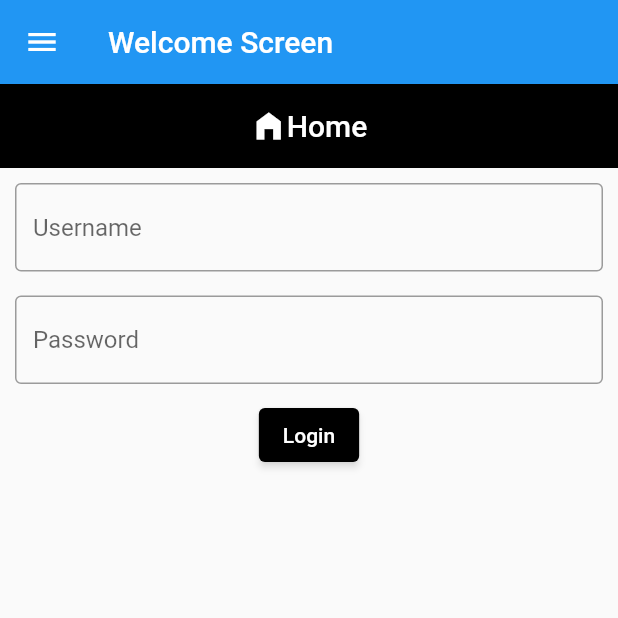
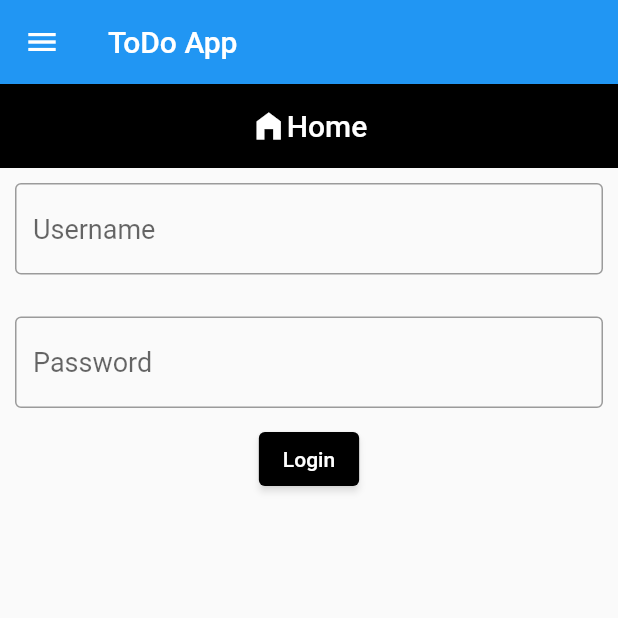
Before and after one commit to ergincetn01/flutter-todo2, a Flutter app: the screen it shows after launch, on a phone screen of 412 x 824 dp, the top half of it. Run offline on Flutter 3.47's test engine with Material 2 defaults, Android fonts, the phone set to English and light mode, and no system bars; drawn by our look-alikes of flutter_form_builder; our stand-ins replace flutter_slidable, hive, hive_flutter; accounts and stored records are empty.

Commit message:
password input is obscureText

```diff
--- a/lib/main.dart
+++ b/lib/main.dart
@@ -1,6 +1,5 @@
 import "package:flutter/material.dart";
 import "package:hive_flutter/hive_flutter.dart";
-import 'package:todo2/pages/home_screen.dart';
 import "package:todo2/pages/welcome_screen.dart";
 import "package:todo2/util/basic_tile.dart";
 
@@ -18,7 +17,7 @@ class TodoApp extends StatelessWidget {
   @override
   Widget build(BuildContext context) {
     return MaterialApp(
-      home: const WelcomeScreen(title: "Welcome Screen"),
+      home: const WelcomeScreen(title: "ToDo App"),
       theme: ThemeData(primarySwatch: Colors.blue),
     );
   }
--- a/lib/pages/home_screen.dart
+++ b/lib/pages/home_screen.dart
@@ -57,6 +57,7 @@ class _HomePageState extends State<HomePage> {
                 name: "uname",
                 decoration: const InputDecoration(
                   hintText: "Username",
+                  hintStyle: TextStyle(fontSize: 18),
                   border: OutlineInputBorder(
                     borderSide: BorderSide(
                       style: BorderStyle.solid,
@@ -73,13 +74,15 @@ class _HomePageState extends State<HomePage> {
                 }
               ),
             ),
-            Text(uNameController.text),
+            Text(uNameController.text, style: const TextStyle(fontSize: 24),),
             Container(
               padding: const EdgeInsets.symmetric(horizontal: 10),
               child: FormBuilderTextField(
                 name: "psw",
+                obscureText: true,
                 decoration: const InputDecoration(
                   hintText: "Password",
+                  hintStyle: TextStyle(fontSize: 18),
                   border: OutlineInputBorder(
                     borderSide: BorderSide(
                       style: BorderStyle.solid,
--- a/lib/pages/welcome_screen.dart
+++ b/lib/pages/welcome_screen.dart
@@ -3,9 +3,6 @@ import 'package:todo2/pages/home_screen.dart';
 import 'package:todo2/pages/todo_lists_screen.dart';
 import 'package:todo2/widgets/sidebar.dart';
 import 'package:todo2/pages/contact_us.dart';
-// import 'package:todoapp/screens/display_todos.dart';
-// import 'package:todoapp/screens/home_Page.dart';
-// import 'package:todoapp/screens/sidebar.dart';
 
 class WelcomeScreen extends StatefulWidget {
   const WelcomeScreen({super.key, required this.title});
```
Also changed, not shown: lib/pages/todo_lists_screen.dart (+8 -3 lines), lib/util/basic_tile.dart (+4 -8 lines), lib/util/todo_tile.dart (+12 -27 lines).
